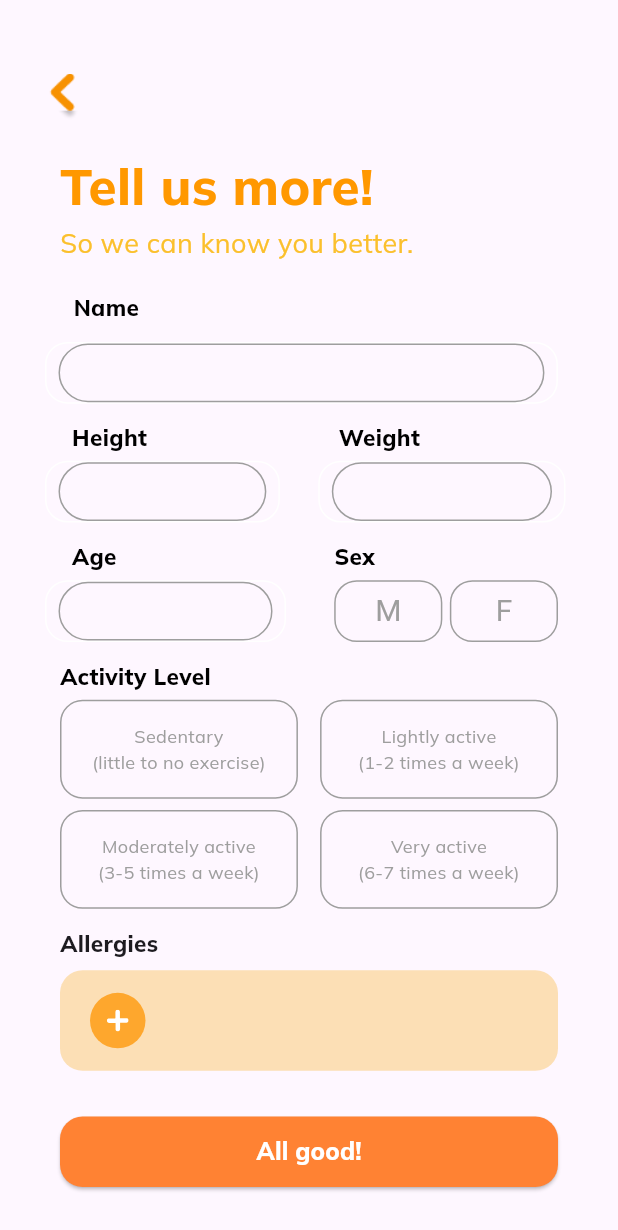
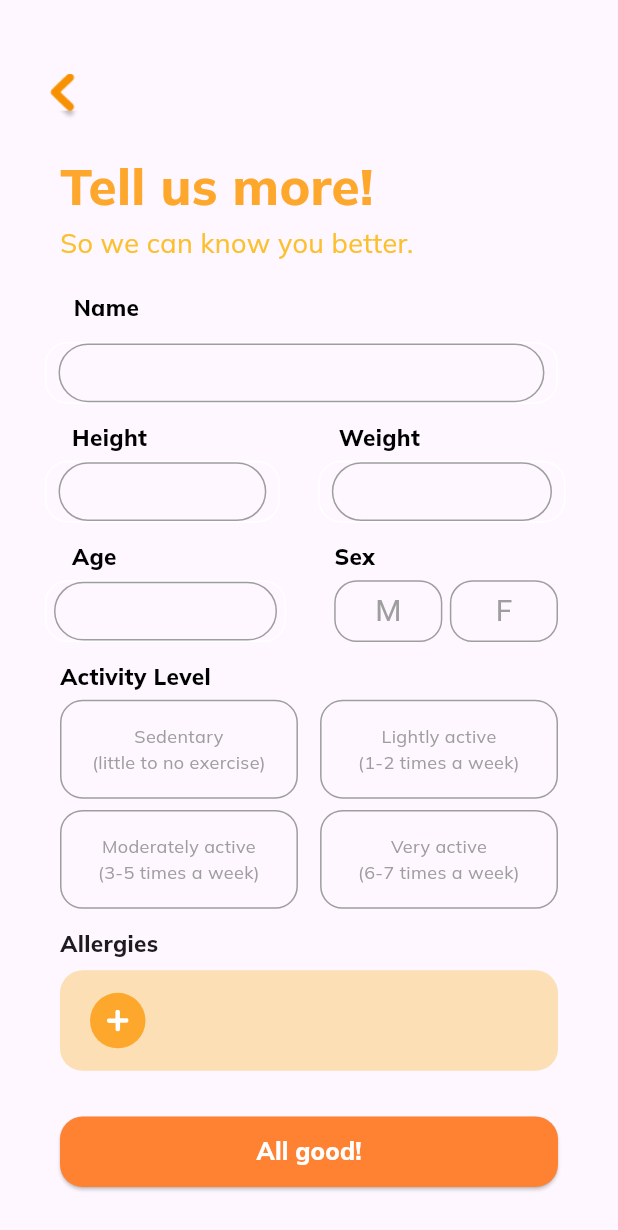
Before and after one commit to Jehoi-ga-ada/Nutrifact, a Flutter app: the screen it shows after launch, on a phone screen of 412 x 824 dp. Shown: the top 1230 px of the screen. Run offline on Flutter 3.47's test engine with Material 3 defaults, Android fonts, the phone set to English and light mode, and no system bars; our stand-ins replace flutter_svg.

Commit message:
12-05-24 update
small validation, position, and color update

```diff
--- a/lib/screens/profile_form.dart
+++ b/lib/screens/profile_form.dart
@@ -81,7 +81,7 @@ class _ProfileFormState extends State<ProfileForm> {
                   const Text(
                     'Tell us more!',
                     style: TextStyle(
-                      color: Colors.orange, // Set text color to orange
+                      color:const Color(0xFFFEA72D), // Set text color to orange
                       fontSize: 34, // Adjust font size as needed
                       fontWeight: FontWeight.w700,
                       fontFamily: 'Mulish',
@@ -164,11 +164,12 @@ class _ProfileFormState extends State<ProfileForm> {
                             ),
                       focusedBorder: OutlineInputBorder(
                               borderRadius: BorderRadius.circular(25.0),
-                              borderSide:  BorderSide(color: Colors.orange),
+                              borderSide:  BorderSide(color: Color(0xFFFEA72D)),
                       ),
+                      contentPadding: EdgeInsets.fromLTRB(11, 0, 0, 4),
                       ),
                          inputFormatters: <TextInputFormatter>[
-                            FilteringTextInputFormatter.allow(RegExp(r'[a-zA-Z]')), // Allow only digits
+                            FilteringTextInputFormatter.allow(RegExp(r'[a-zA-Z\s]')), // Allow only digits
                           ],
                     ),
                   ),
@@ -232,8 +233,9 @@ class _ProfileFormState extends State<ProfileForm> {
                             ),
                       focusedBorder: OutlineInputBorder(
                               borderRadius: BorderRadius.circular(25.0),
-                              borderSide:  BorderSide(color: Colors.orange),
+                              borderSide:  BorderSide(color:  Color(0xFFFEA72D)),
                             ),
+                            contentPadding: EdgeInsets.fromLTRB(11, 0, 0, 3.5),
                           ),
                            keyboardType: TextInputType.numberWithOptions(signed: true, decimal: false), // Allow only integers
                             inputFormatters: <TextInputFormatter>[
@@ -287,8 +289,9 @@ class _ProfileFormState extends State<ProfileForm> {
                             ),
                       focusedBorder: OutlineInputBorder(
                               borderRadius: BorderRadius.circular(25.0),
-                              borderSide:  BorderSide(color: Colors.orange),
+                              borderSide:  BorderSide(color:  Color(0xFFFEA72D)),
                           ),
+                          contentPadding: EdgeInsets.fromLTRB(11, 0, 0, 3.5),
                           ),
                            keyboardType: TextInputType.numberWithOptions(signed: true, decimal: false), // Allow only integers
                             inputFormatters: <TextInputFormatter>[
@@ -344,7 +347,7 @@ class _ProfileFormState extends State<ProfileForm> {
                         border: Border.all(color: isAge? Colors.white : Colors.white),
                       ),
                       child: Padding(
-                        padding: EdgeInsets.symmetric(horizontal: 8.0),
+                        padding: EdgeInsets.symmetric(horizontal: 5.0),
                         child: TextField(
                           decoration: InputDecoration(
                             enabledBorder: OutlineInputBorder(
@@ -353,12 +356,13 @@ class _ProfileFormState extends State<ProfileForm> {
                             ),
                       focusedBorder: OutlineInputBorder(
                               borderRadius: BorderRadius.circular(25.0),
-                              borderSide:  BorderSide(color: Colors.orange),
+                              borderSide:  BorderSide(color:  Color(0xFFFEA72D)),
                           ),
+                          contentPadding: EdgeInsets.fromLTRB(11, 0, 0, 3.5), // Adjust padding as needed
                           ),
                            keyboardType: TextInputType.numberWithOptions(signed: true, decimal: false), // Allow only integers
                             inputFormatters: <TextInputFormatter>[
-                                FilteringTextInputFormatter.allow(RegExp(r'^[0-9]*$')), // Allow only digits
+                                 FilteringTextInputFormatter.allow(RegExp(r'^[0-9]*$')),
                               ],
                         ),
                       ),
@@ -398,7 +402,7 @@ class _ProfileFormState extends State<ProfileForm> {
                             width: 0.175 * MediaQuery.of(context).size.width,
                             height: 0.05 * MediaQuery.of(context).size.height,
                             decoration: BoxDecoration(
-                              color: isMaleChecked ? Colors.orange : Colors.transparent,
+                              color: isMaleChecked ?  Color(0xFFFEA72D) : Colors.transparent,
                               borderRadius: BorderRadius.circular(15),
                               border: Border.all(color: isMaleChecked ? Colors.orange : Colors.grey),
                             ),
@@ -425,9 +429,9 @@ class _ProfileFormState extends State<ProfileForm> {
                             width: 0.175 * MediaQuery.of(context).size.width,
                             height: 0.05 * MediaQuery.of(context).size.height,
                             decoration: BoxDecoration(
-                              color: isFemaleChecked ? Colors.orange : Colors.transparent,
+                              color: isFemaleChecked ?  Color(0xFFFEA72D) : Colors.transparent,
                               borderRadius: BorderRadius.circular(15),
-                              border: Border.all(color: isFemaleChecked ? Colors.orange : Colors.grey),
+                              border: Border.all(color: isFemaleChecked ?  Color(0xFFFEA72D) : Colors.grey),
                             ),
                             child: Center(
                               child: Text(
@@ -499,9 +503,9 @@ class _ProfileFormState extends State<ProfileForm> {
                     width: 0.385 * MediaQuery.of(context).size.width,
                     height: 0.08 * MediaQuery.of(context).size.height,
                     decoration: BoxDecoration(
-                      color: isAct1 ? Colors.orange : Colors.transparent,
+                      color: isAct1 ?  Color(0xFFFEA72D) : Colors.transparent,
                       borderRadius: BorderRadius.circular(15),
-                      border: Border.all(color: isAct1 ? Colors.orange : Colors.grey),
+                      border: Border.all(color: isAct1 ?  Color(0xFFFEA72D) : Colors.grey),
                     ),
                     child: Center(
                       child: Text(
@@ -535,9 +539,9 @@ class _ProfileFormState extends State<ProfileForm> {
                     width: 0.385 * MediaQuery.of(context).size.width,
                     height: 0.08 * MediaQuery.of(context).size.height,
                     decoration: BoxDecoration(
-                      color: isAct2 ? Colors.orange : Colors.transparent,
+                      color: isAct2 ?  Color(0xFFFEA72D) : Colors.transparent,
                       borderRadius: BorderRadius.circular(15),
-                      border: Border.all(color: isAct2 ? Colors.orange : Colors.grey),
+                      border: Border.all(color: isAct2 ?  Color(0xFFFEA72D) : Colors.grey),
                     ),
                     child: Center(
                       child: Text(
@@ -581,9 +585,9 @@ class _ProfileFormState extends State<ProfileForm> {
                     width: 0.385 * MediaQuery.of(context).size.width,
                     height: 0.08 * MediaQuery.of(context).size.height,
                     decoration: BoxDecoration(
-                      color: isAct3 ? Colors.orange : Colors.transparent,
+                      color: isAct3 ?  Color(0xFFFEA72D) : Colors.transparent,
                       borderRadius: BorderRadius.circular(15),
-                      border: Border.all(color: isAct3 ? Colors.orange : Colors.grey),
+                      border: Border.all(color: isAct3 ?  Color(0xFFFEA72D) : Colors.grey),
                     ),
                     child: Center(
                       child: Text(
@@ -617,9 +621,9 @@ class _ProfileFormState extends State<ProfileForm> {
                     width: 0.385 * MediaQuery.of(context).size.width,
                     height: 0.08 * MediaQuery.of(context).size.height,
                     decoration: BoxDecoration(
-                      color: isAct4 ? Colors.orange : Colors.transparent,
+                      color: isAct4 ?  Color(0xFFFEA72D) : Colors.transparent,
                       borderRadius: BorderRadius.circular(15),
-                      border: Border.all(color: isAct4 ? Colors.orange : Colors.grey),
+                      border: Border.all(color: isAct4 ?  Color(0xFFFEA72D) : Colors.grey),
                     ),
                     child: Center(
                       child: Text(
```
